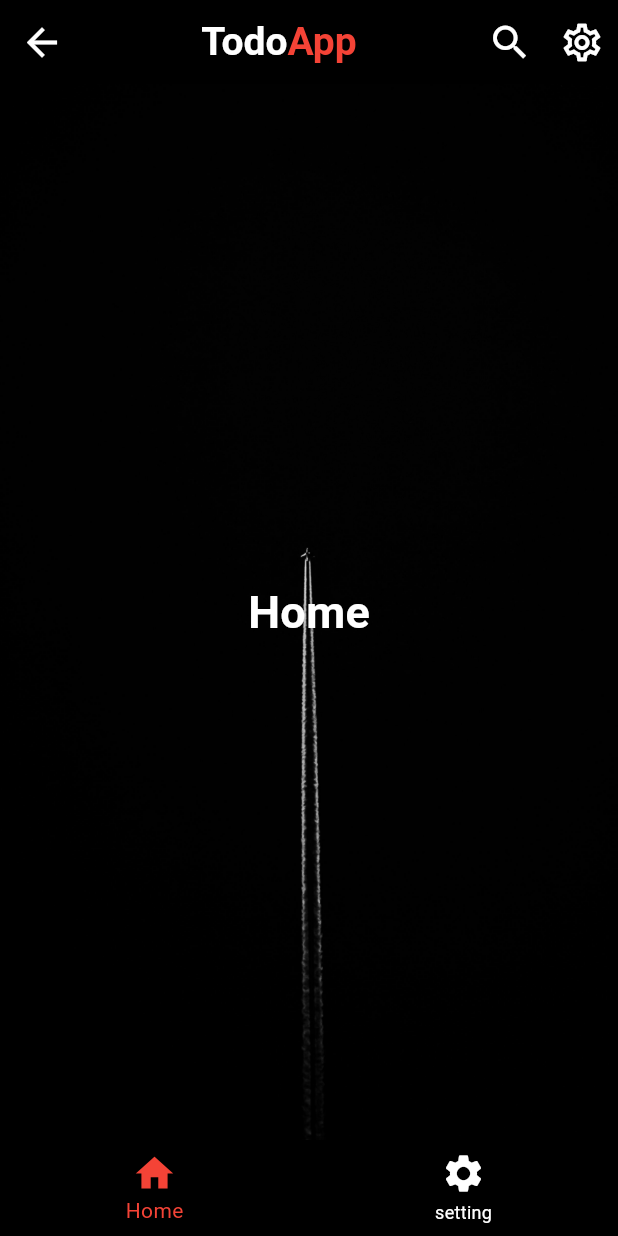
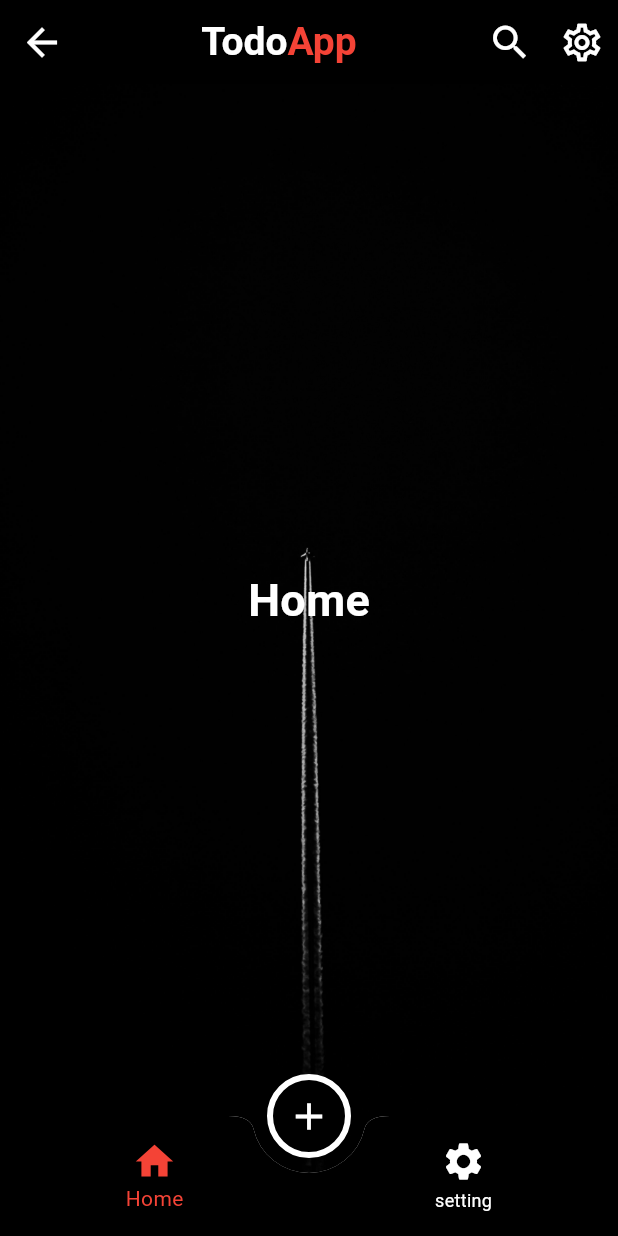
Before and after one commit to mohamedshabaan223/task_one, a Flutter app: the screen it shows after launch, on a phone screen of 412 x 824 dp. Run offline on Flutter 3.47's test engine with Material 3 defaults, Android fonts, the phone set to English and light mode, and no system bars.

Commit message:
add floatingactionbotton

```diff
--- a/lib/ui/home_screen.dart
+++ b/lib/ui/home_screen.dart
@@ -46,7 +46,16 @@ SettingTab(),
            body: tabs[currentIndex],
 
 
-            bottomNavigationBar: BottomNavigationBar(
+            bottomNavigationBar: BottomAppBar(
+              shape: CircularNotchedRectangle(
+
+              ),
+              elevation: 0,
+              clipBehavior: Clip.antiAlias,
+              notchMargin: 10,
+              padding: EdgeInsets.zero,
+              color: ColorsManger.white,
+              child: BottomNavigationBar(
                 currentIndex: currentIndex,
                 onTap: (value) {
                   currentIndex = value;
@@ -55,6 +64,7 @@ SettingTab(),
                   });
                 },
                 type: BottomNavigationBarType.fixed,
+
                 unselectedItemColor: ColorsManger.white,
                 selectedItemColor: ColorsManger.red,
                 backgroundColor: ColorsManger.black,
@@ -64,6 +74,12 @@ SettingTab(),
                     BottomNavigationBarItem(icon: Icon(Icons.settings ,  size: 30,),
                    label: 'setting')
               ]),
+            ),
+            floatingActionButton: FloatingActionButton(onPressed: (){},
+            backgroundColor: ColorsManger.black,
+            shape: CircleBorder(side: BorderSide(color: ColorsManger.white , width: 4)),
+            child: Icon(Icons.add , color: ColorsManger.white , size: 30,),),
+            floatingActionButtonLocation: FloatingActionButtonLocation.centerDocked,
 
 
       ),
```
Lines whose indentation alone changed are shown as unchanged.
